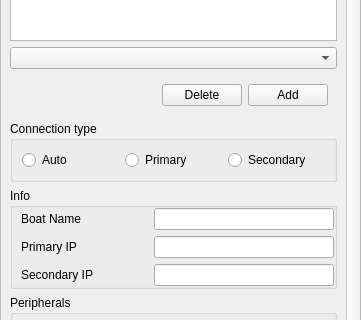
The window that ui/boatsetting.ui (sirius2beta/GPBase) describes before a commit, drawn with Qt 5; both pictures show x 0 to 361 and y 119 to 439 of the 361 by 657 pixel window.
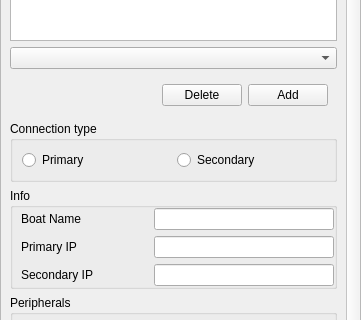
The same window after the commit.

Patch:
```diff
--- a/ui/boatsetting.ui
+++ b/ui/boatsetting.ui
@@ -106,13 +106,6 @@
           <string>Connection type</string>
          </property>
          <layout class="QHBoxLayout" name="horizontalLayout_6">
-          <item>
-           <widget class="QRadioButton" name="autoButton">
-            <property name="text">
-             <string>Auto</string>
-            </property>
-           </widget>
-          </item>
           <item>
            <widget class="QRadioButton" name="primaryButton">
             <property name="text">
```
